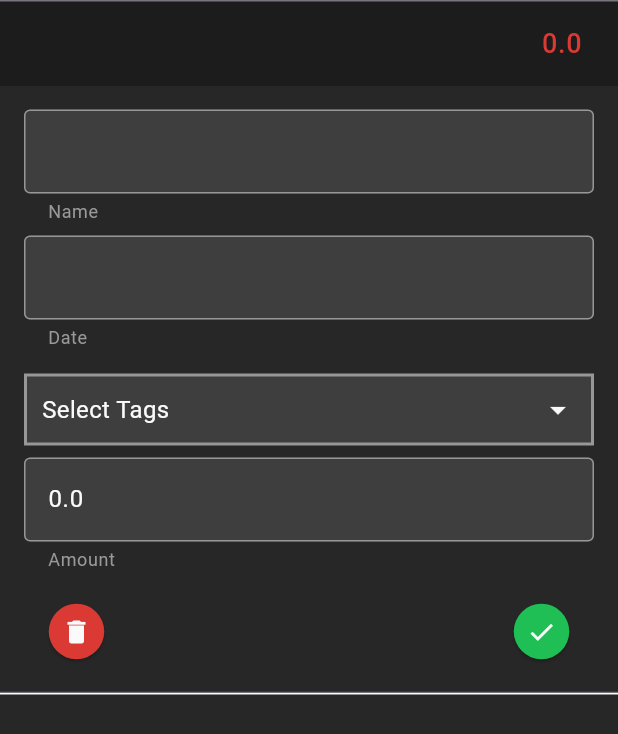
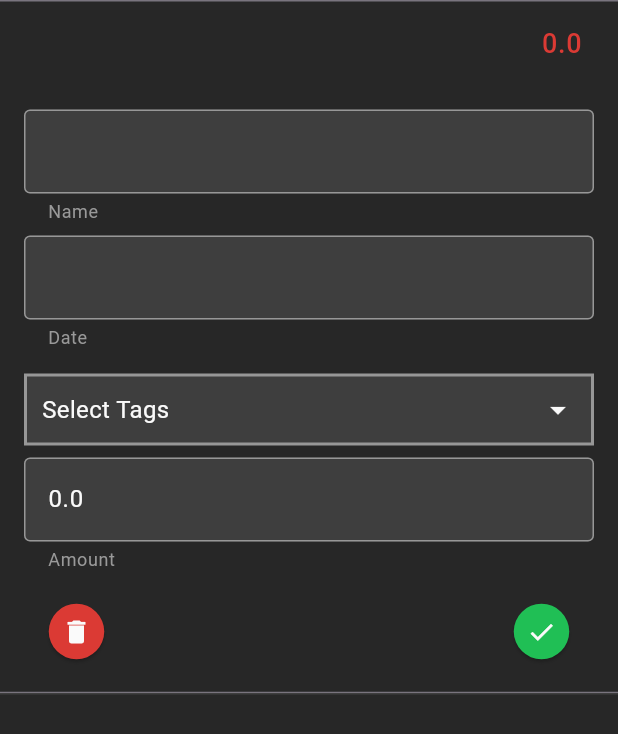
Before and after one commit to GolemT/Flutter_FinanceTracker, a Flutter app: the TransactionItem widget shown alone on an empty page, opened directly with empty values, after a tap on "0.0", on a phone screen of 412 x 824 dp. Shown: the top 734 px of the screen. Run offline on Flutter 3.47's test engine with Material 3 defaults, Android fonts, the phone set to English and light mode, and no system bars; drawn by our look-alikes of multi_select_flutter; our stand-ins replace fl_chart, pie_chart.

Commit message:
better coloring

```diff
--- a/lib/components/transaction_item.dart
+++ b/lib/components/transaction_item.dart
@@ -73,10 +73,10 @@ class TransactionItemState extends State<TransactionItem> {
   Widget build(BuildContext context) {
     return Container(
       decoration: const BoxDecoration(
-        color: NexusColor.listBackground,
+        color: NexusColor.background,
         border: Border(
           bottom: BorderSide(
-            color: NexusColor.text,
+            color: NexusColor.inputs,
             style: BorderStyle.solid,
             strokeAlign: BorderSide.strokeAlignInside,
           ),
--- a/lib/screens/tags_screen.dart
+++ b/lib/screens/tags_screen.dart
@@ -53,7 +53,6 @@ class TagScreenState extends State<TagsScreen> {
                 floatingActionButton: FloatingActionButton.extended(
                 shape: RoundedRectangleBorder(borderRadius: BorderRadius.circular(30.0)),
                 label: const Text('New Tag'),
-                icon: const Icon(Icons.add),
                 backgroundColor: NexusColor.accents,
                 onPressed: () async {
                   await Navigator.push(
@@ -72,10 +71,10 @@ class TagScreenState extends State<TagsScreen> {
                 final tag = fileController.listTag[index];
                 return Container(
                   decoration: const BoxDecoration(
-                      color: NexusColor.listBackground,
+                      color: NexusColor.background,
                       border: Border(
                           bottom: BorderSide(
-                              color: NexusColor.text,
+                              color: NexusColor.inputs,
                               style: BorderStyle.solid,
                               strokeAlign: BorderSide.strokeAlignInside))),
                   child: ExpansionTile(
@@ -182,7 +181,6 @@ class TagScreenState extends State<TagsScreen> {
       floatingActionButton: FloatingActionButton.extended(
         shape: RoundedRectangleBorder(borderRadius: BorderRadius.circular(30.0)),
         label: const Text('New Tag'),
-        icon: const Icon(Icons.add),
         backgroundColor: NexusColor.accents,
         onPressed: () async {
           await Navigator.push(
```
